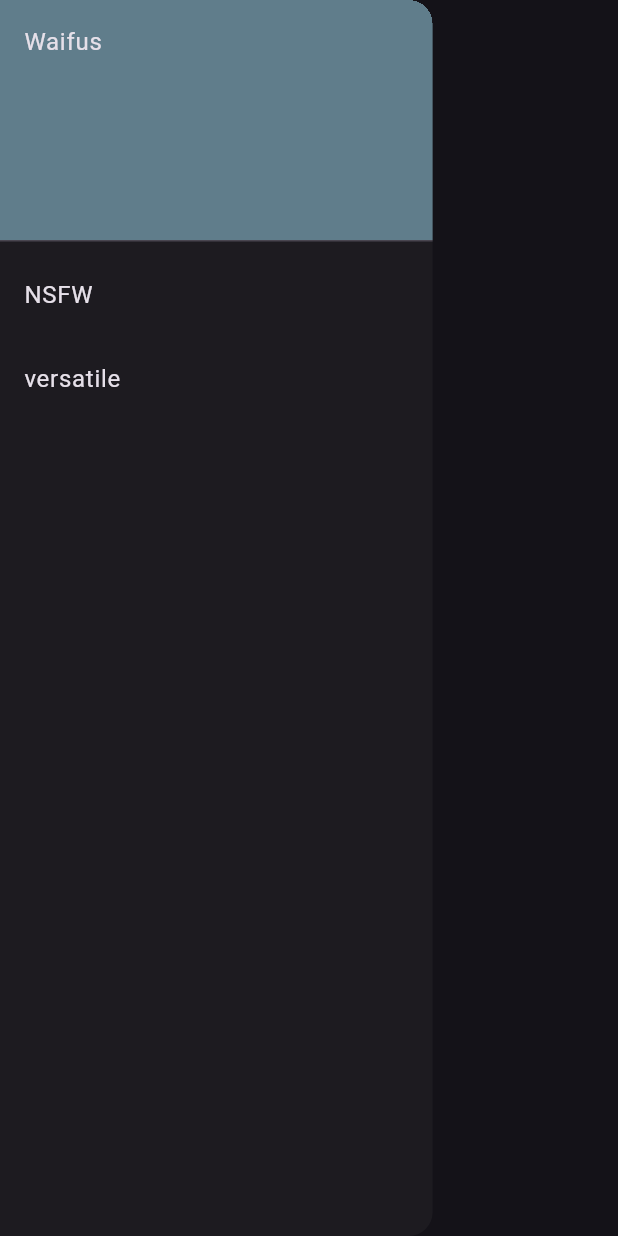
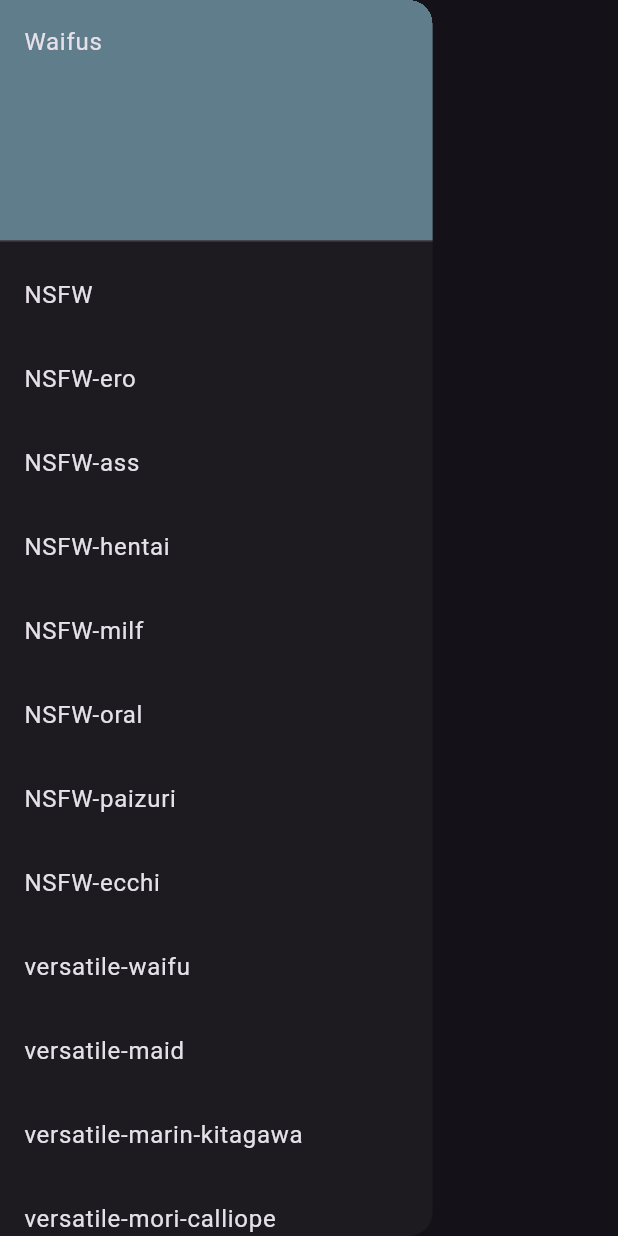
Before and after one commit to The-vinicius/waifu-baby, a Flutter app: the DrawerWaifu widget shown alone on an empty page, opened directly, on a phone screen of 412 x 824 dp. Run offline on Flutter 3.47's test engine with Material 3 defaults, Android fonts, the phone set to English and light mode, and no system bars; our stand-ins replace bloc, dio, flutter_bloc, image_gallery_saver; network calls fail.

Commit message:
drawer update

```diff
--- /dev/null
+++ b/lib/src/core/constants.dart
@@ -0,0 +1,21 @@
+List<String> versatile = [
+  'waifu',
+  'maid',
+  'marin-kitagawa',
+  'mori-calliope',
+  'raiden-shogun',
+  'oppai',
+  'selfies',
+  'uniform',
+  'kamisato-ayaka',
+];
+
+List<String> nsfw = [
+  'ero',
+  'ass',
+  'hentai',
+  'milf',
+  'oral',
+  'paizuri',
+  'ecchi',
+];
--- a/lib/src/cubits/waifu_cubit.dart
+++ b/lib/src/cubits/waifu_cubit.dart
@@ -20,7 +20,7 @@ class WaifuCubit extends Cubit<WaifuSate> {
     emit(LoadinWaifuState());
     try {
       final imagesUrl = await repository.fetchTags(tags);
-      emit(DoneWaifuState(waifus: imagesUrl));
+      emit(DoneWaifuState(waifus: imagesUrl, tags: tags));
     } catch (e) {
       emit(FailureWaifuState('Error Get images'));
     }
--- a/lib/src/state/waifu_state.dart
+++ b/lib/src/state/waifu_state.dart
@@ -6,7 +6,8 @@ class LoadinWaifuState implements WaifuSate {}
 
 class DoneWaifuState implements WaifuSate {
   final List<Waifu> waifus;
-  DoneWaifuState({required this.waifus});
+  final Map<String, dynamic> tags;
+  DoneWaifuState({required this.waifus, this.tags = const {}});
 }
 
 class EmptyWaifuState extends DoneWaifuState {
--- a/lib/src/widgets/drawer_waifu.dart
+++ b/lib/src/widgets/drawer_waifu.dart
@@ -1,5 +1,6 @@
 import 'package:flutter/material.dart';
 import 'package:flutter_bloc/flutter_bloc.dart';
+import 'package:waifu_baby/src/core/constants.dart';
 import 'package:waifu_baby/src/cubits/waifu_cubit.dart';
 
 class DrawerWaifu extends StatelessWidget {
@@ -30,15 +31,31 @@ class DrawerWaifu extends StatelessWidget {
             },
             title: const Text('NSFW'),
           ),
-          ListTile(
-            key: const Key('versatile'),
-            onTap: () {
-              cubit.fetchTags(
-                  {'versatile': 'waifu', 'limit': 10, 'byte_size': '<200000'});
-              Navigator.pop(context);
-            },
-            title: const Text('versatile'),
-          ),
+          ...nsfw.map((e) => ListTile(
+                onTap: () {
+                  cubit.fetchTags({
+                    'is_nsfw': true,
+                    'NSFW': e,
+                    'limit': 10,
+                    'byte_size': '<200000',
+                  });
+
+                  Navigator.pop(context);
+                },
+                title: Text('NSFW-$e'),
+              )),
+          ...versatile.map((e) => ListTile(
+                onTap: () {
+                  cubit.fetchTags({
+                    'versatile': e,
+                    'limit': 10,
+                    'byte_size': '<200000',
+                  });
+
+                  Navigator.pop(context);
+                },
+                title: Text('versatile-$e'),
+              )),
         ],
       ),
     );
```
Also changed, not shown: lib/src/pages/waifu_page.dart (+2 -6 lines).
